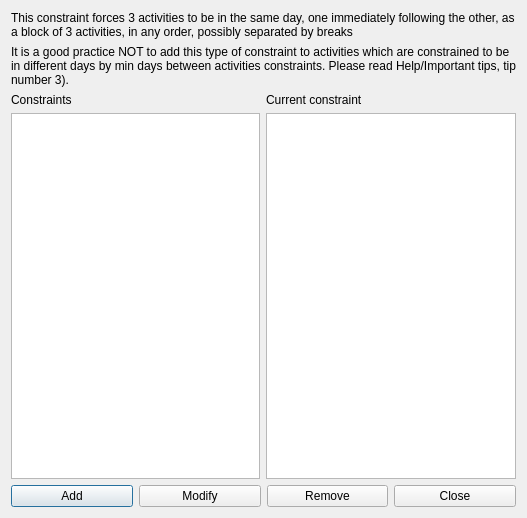
Above: src/interface/constraintthreeactivitiesgroupedform_template.ui from karandit/fet before the change. Below: the same form after it.
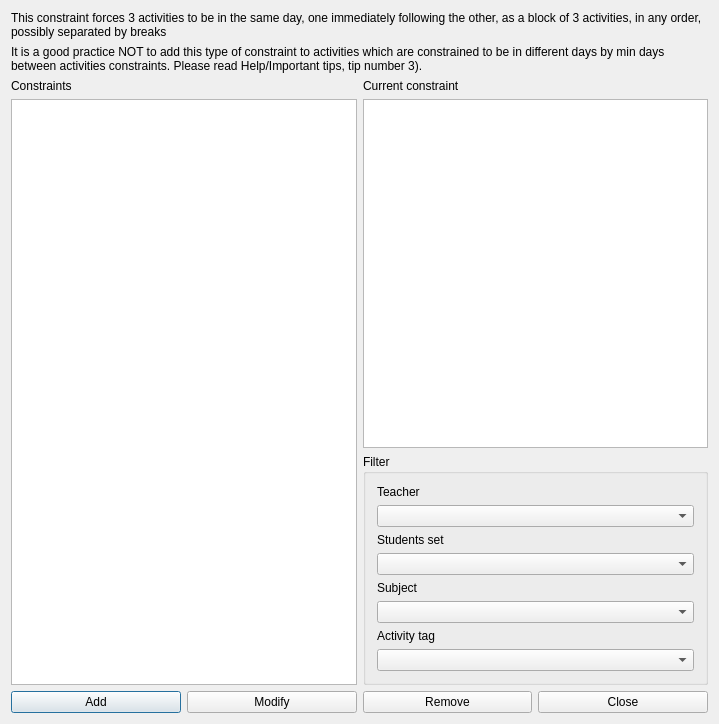
That is the form after the change.

```diff
--- a/src/interface/constraintthreeactivitiesgroupedform_template.ui
+++ b/src/interface/constraintthreeactivitiesgroupedform_template.ui
@@ -6,14 +6,14 @@
    <rect>
     <x>0</x>
     <y>0</y>
-    <width>527</width>
-    <height>518</height>
+    <width>719</width>
+    <height>724</height>
    </rect>
   </property>
   <property name="windowTitle">
    <string extracomment="This is the title of the dialog in which you see the list of all constraints of this type">Constraints three activies grouped</string>
   </property>
-  <layout class="QGridLayout" name="gridLayout">
+  <layout class="QGridLayout" name="gridLayout_2">
    <item row="0" column="0" colspan="2">
     <widget class="QLabel" name="textLabel1">
      <property name="sizePolicy">
@@ -84,6 +84,67 @@
      <item>
       <widget class="QPlainTextEdit" name="currentConstraintTextEdit"/>
      </item>
+     <item>
+      <widget class="QGroupBox" name="filterGroupBox_2">
+       <property name="title">
+        <string>Filter</string>
+       </property>
+       <layout class="QGridLayout" name="gridLayout">
+        <item row="0" column="0">
+         <widget class="QLabel" name="teachersTextLabel">
+          <property name="text">
+           <string>Teacher</string>
+          </property>
+          <property name="wordWrap">
+           <bool>false</bool>
+          </property>
+         </widget>
+        </item>
+        <item row="1" column="0">
+         <widget class="QComboBox" name="teachersComboBox"/>
+        </item>
+        <item row="2" column="0">
+         <widget class="QLabel" name="studentsTextLabel">
+          <property name="text">
+           <string>Students set</string>
+          </property>
+          <property name="wordWrap">
+           <bool>false</bool>
+          </property>
+         </widget>
+        </item>
+        <item row="3" column="0">
+         <widget class="QComboBox" name="studentsComboBox"/>
+        </item>
+        <item row="4" column="0">
+         <widget class="QLabel" name="subjectsTextLabel">
+          <property name="text">
+           <string>Subject</string>
+          </property>
+          <property name="wordWrap">
+           <bool>false</bool>
+          </property>
+         </widget>
+        </item>
+        <item row="5" column="0">
+         <widget class="QComboBox" name="subjectsComboBox"/>
+        </item>
+        <item row="6" column="0">
+         <widget class="QLabel" name="activityTagsTextLabel">
+          <property name="text">
+           <string>Activity tag</string>
+          </property>
+          <property name="wordWrap">
+           <bool>false</bool>
+          </property>
+         </widget>
+        </item>
+        <item row="7" column="0">
+         <widget class="QComboBox" name="activityTagsComboBox"/>
+        </item>
+       </layout>
+      </widget>
+     </item>
     </layout>
    </item>
    <item row="3" column="0" colspan="2">
```
